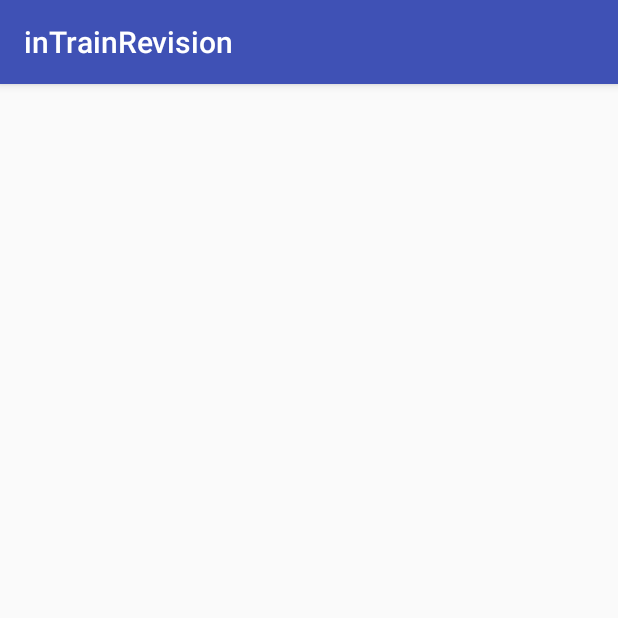
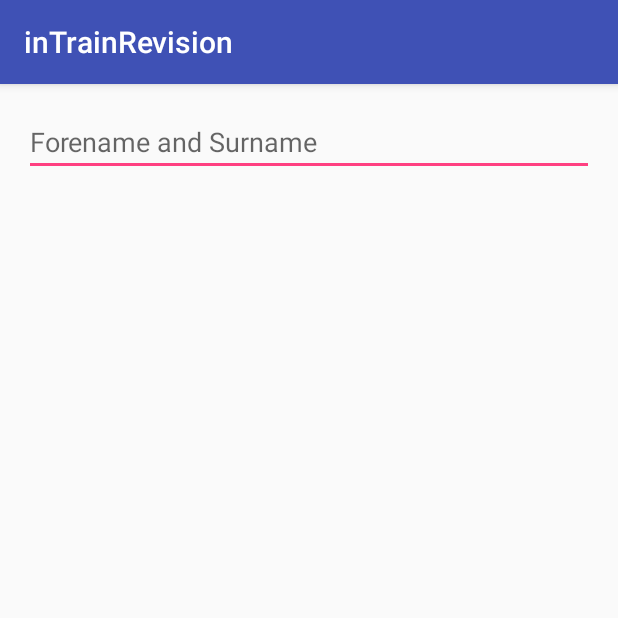
Before and after one commit to RafalJaworski/W1D1AndroidApp, an Android app: the screen it shows after launch (MainActivity), on a phone screen of 412 x 824 dp, the top half of it. Run offline under Robolectric (Android 15) with nearby library versions, the phone set to English and light mode, and no system bars.

Commit message:
EditText for names

```diff
--- a/app/src/main/res/layout/activity_main.xml
+++ b/app/src/main/res/layout/activity_main.xml
@@ -7,5 +7,12 @@
     android:paddingRight="@dimen/activity_horizontal_margin"
     android:paddingTop="@dimen/activity_vertical_margin"
     >
+<EditText
+    android:id="@+id/names_input"
+    android:layout_width="match_parent"
+    android:layout_height="wrap_content"
+    android:singleLine="true"
+    android:hint="@string/names_hint"
 
+    />
 </RelativeLayout>
--- a/app/src/main/res/values/strings.xml
+++ b/app/src/main/res/values/strings.xml
@@ -1,3 +1,4 @@
 <resources>
     <string name="app_name">inTrainRevision</string>
+    <string name="names_hint">Forename and Surname</string>
 </resources>
```
